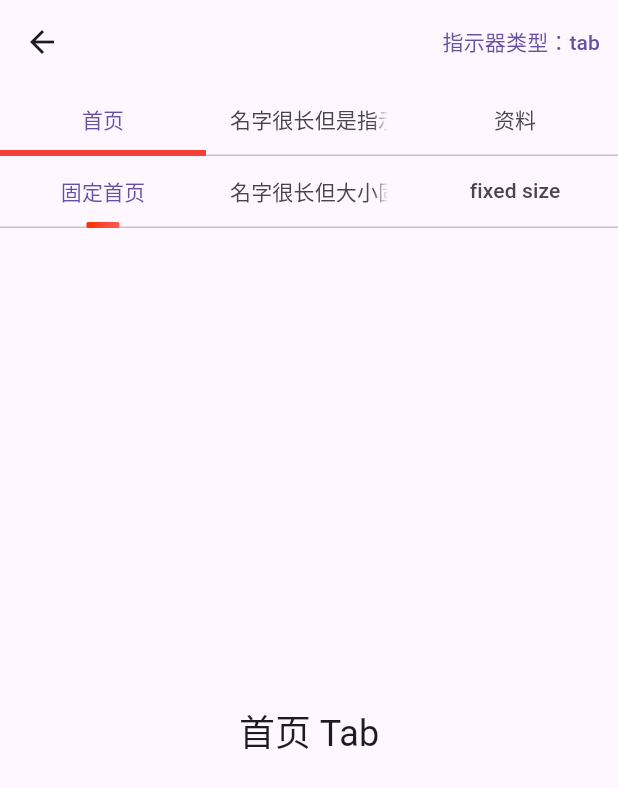
After one commit to lwy121810/my_flutter, a Flutter app: the screen it shows after launch, after a tap on "固定大小的指示器", on a phone screen of 412 x 824 dp. The commit adds this screen. Shown: the top 788 px of the screen. Run offline on Flutter 3.47's test engine with Material 3 defaults, Android fonts, the phone set to English and light mode, and no system bars.

Commit message:
1.手动布局子组件 2.固定大小的tab指示器 3.自定义图片的slider 4.折线图 5.渐变色进度条 6.popup_arrow组件

```diff
--- a/lib/demo/popup_arrow_demo.dart
+++ b/lib/demo/popup_arrow_demo.dart
@@ -7,12 +7,12 @@ class PopupArrowDemo extends StatelessWidget {
 
   @override
   Widget build(BuildContext context) {
-    final size = const Size(80, 40);
+    // final size = const Size(80, 40);
     BorderRadius radius = BorderRadius.circular(12);
     // radius = BorderRadius.zero;
     return Scaffold(
       appBar: AppBar(
-        title: Text('PopupArrowDemo'),
+        title: const Text('PopupArrowDemo'),
       ),
       body: Container(
         margin: const EdgeInsets.all(20),
--- /dev/null
+++ b/lib/demo/tab_indicator_demo.dart
@@ -0,0 +1,174 @@
+import 'package:flutter/material.dart';
+import 'package:my_flutter/src/fixed_size_tab_indicator.dart';
+
+class TabIndicatorDemo extends StatelessWidget {
+  const TabIndicatorDemo({super.key});
+
+  static const List<Tab> tabs = <Tab>[
+    Tab(text: '首页'),
+    Tab(text: '名字很长但是指示器固定大小'),
+    Tab(text: '资料'),
+  ];
+
+  @override
+  Widget build(BuildContext context) {
+    return const TabControllerExample(tabs: tabs);
+  }
+}
+
+class TabControllerExample extends StatefulWidget {
+  const TabControllerExample({
+    required this.tabs,
+    super.key,
+  });
+
+  final List<Tab> tabs;
+
+  @override
+  State<TabControllerExample> createState() => _TabControllerExampleState();
+}
+
+class _TabControllerExampleState extends State<TabControllerExample> {
+  TabBarIndicatorSize indicatorSize = TabBarIndicatorSize.tab;
+  static const List<Tab> fixTabs = <Tab>[
+    Tab(text: '固定首页'),
+    Tab(text: '名字很长但大小固定'),
+    Tab(text: 'fixed size'),
+  ];
+  @override
+  Widget build(BuildContext context) {
+    return DefaultTabController(
+      length: widget.tabs.length,
+      child: DefaultTabControllerListener(
+        onTabChanged: (int index) {
+          debugPrint('tab changed: $index');
+        },
+        child: Scaffold(
+          appBar: AppBar(
+            // title: const Text('固定大小的indicator'),
+            actions: [
+              TextButton(
+                  onPressed: () {
+                    setState(() {
+                      final index = indicatorSize.index ^ 1;
+                      indicatorSize = TabBarIndicatorSize.values[index];
+                    });
+                  },
+                  child: Text('指示器类型：${indicatorSize.name}'))
+            ],
+            // bottom: TabBar(
+            //   tabs: widget.tabs,
+            //   indicatorSize: indicatorSize,
+            //   indicator: BoxDecoration(
+            //       border: Border(
+            //           bottom: BorderSide(
+            //     width: 2,
+            //     color: Colors.red,
+            //   ))),
+            //   // indicator: const FixedSizeTabIndicator(),
+            // ),
+          ),
+          body: Column(
+            children: [
+              TabBar(
+                tabs: widget.tabs,
+                indicatorSize: indicatorSize,
+                indicator: const BoxDecoration(
+                    border: Border(
+                        bottom: BorderSide(
+                  width: 4,
+                  color: Colors.red,
+                ))),
+                // indicator: const FixedSizeTabIndicator(),
+              ),
+              TabBar(
+                tabs: fixTabs,
+                indicatorSize: indicatorSize,
+                indicator: const FixedSizeTabIndicator(),
+              ),
+              Expanded(
+                child: TabBarView(
+                  children: widget.tabs.map((Tab tab) {
+                    return Center(
+                      child: Text(
+                        '${tab.text!} Tab',
+                        style: Theme.of(context).textTheme.headlineSmall,
+                      ),
+                    );
+                  }).toList(),
+                ),
+              ),
+            ],
+          ),
+        ),
+      ),
+    );
+  }
+}
+
+class DefaultTabControllerListener extends StatefulWidget {
+  const DefaultTabControllerListener({
+    required this.onTabChanged,
+    required this.child,
+    super.key,
+  });
+
+  final ValueChanged<int> onTabChanged;
+
+  final Widget child;
+
+  @override
+  State<DefaultTabControllerListener> createState() =>
+      _DefaultTabControllerListenerState();
+}
+
+class _DefaultTabControllerListenerState
+    extends State<DefaultTabControllerListener> {
+  TabController? _controller;
+
+  @override
+  void didChangeDependencies() {
+    super.didChangeDependencies();
+
+    final TabController? defaultTabController =
+        DefaultTabController.maybeOf(context);
+
+    assert(() {
+      if (defaultTabController == null) {
+        throw FlutterError(
+          'No DefaultTabController for ${widget.runtimeType}.\n'
+          'When creating a ${widget.runtimeType}, you must ensure that there '
+          'is a DefaultTabController above the ${widget.runtimeType}.',
+        );
+      }
+      return true;
+    }());
+
+    if (defaultTabController != _controller) {
+      _controller?.removeListener(_listener);
+      _controller = defaultTabController;
+      _controller?.addListener(_listener);
+    }
+  }
+
+  void _listener() {
+    final TabController? controller = _controller;
+
+    if (controller == null || controller.indexIsChanging) {
+      return;
+    }
+
+    widget.onTabChanged(controller.index);
+  }
+
+  @override
+  void dispose() {
+    _controller?.removeListener(_listener);
+    super.dispose();
+  }
+
+  @override
+  Widget build(BuildContext context) {
+    return widget.child;
+  }
+}
--- a/lib/main.dart
+++ b/lib/main.dart
@@ -3,6 +3,9 @@ import 'package:my_flutter/demo/address_page.dart';
 import 'package:my_flutter/demo/limited_wrap_demo.dart';
 import 'package:my_flutter/demo/popup_arrow_demo.dart';
 import 'package:my_flutter/src/router.dart';
+
+import 'demo/slider_demo.dart';
+import 'demo/tab_indicator_demo.dart';
 
 void main() {
   runApp(const MyApp());
@@ -45,7 +48,8 @@ class _MyHomePageState extends State<MyHomePage> {
         children: <Widget>[
           _buildItem(
             '一个获取行数的Wrap',
-            onTap: () => push(child: const LimitedWrapPage(), withScaffold: false),
+            onTap: () =>
+                push(child: const LimitedWrapPage(), withScaffold: false),
           ),
           _buildItem(
             '地址选择',
@@ -53,7 +57,17 @@ class _MyHomePageState extends State<MyHomePage> {
           ),
           _buildItem(
             'PopupArrowDemo',
-            onTap: () => push(child: const PopupArrowDemo(),withScaffold: false),
+            onTap: () =>
+                push(child: const PopupArrowDemo(), withScaffold: false),
+          ),
+          _buildItem(
+            '固定大小的指示器',
+            onTap: () =>
+                push(child: const TabIndicatorDemo(), withScaffold: false),
+          ),
+          _buildItem(
+            'Slider',
+            onTap: () => push(child: const SliderDemo(), withScaffold: false),
           ),
         ],
       ),
@@ -67,7 +81,8 @@ class _MyHomePageState extends State<MyHomePage> {
     );
   }
 
-  void push({required Widget child, bool withScaffold = true, String title = ''}) {
+  void push(
+      {required Widget child, bool withScaffold = true, String title = ''}) {
     final page = withScaffold ? PageWrapper(page: child, title: title) : child;
     MyRouter.pushPage(page);
   }
--- a/lib/src/tab_indicator.dart
+++ b/lib/src/fixed_size_tab_indicator.dart
@@ -1,17 +1,17 @@
 import 'package:flutter/foundation.dart';
 import 'package:flutter/material.dart';
-
-class DJTabIndicator extends Decoration {
+/// 固定大小的tab指示器
+class FixedSizeTabIndicator extends Decoration {
   final Color? color;
   final BorderRadiusGeometry? borderRadius;
   final Gradient? gradient;
   final double width;
   final double height;
 
-  const DJTabIndicator({
+  const FixedSizeTabIndicator({
     this.color,
     this.borderRadius = const BorderRadius.all(Radius.circular(1)),
-    this.gradient =const LinearGradient(
+    this.gradient = const LinearGradient(
       colors: [
         Color(0xFFFF3100),
         Color(0xFFFF5C57),
@@ -25,13 +25,14 @@ class DJTabIndicator extends Decoration {
 
   @override
   BoxPainter createBoxPainter([VoidCallback? onChanged]) {
-    return _DJBoxDecorationPainter(this, onChanged);
+    return _FixedBoxDecorationPainter(this, onChanged);
   }
 
   @override
   Path getClipPath(Rect rect, TextDirection textDirection) {
     if (borderRadius != null) {
-      return Path()..addRRect(borderRadius!.resolve(textDirection).toRRect(rect));
+      return Path()
+        ..addRRect(borderRadius!.resolve(textDirection).toRRect(rect));
     }
     return Path()..addRect(rect);
   }
@@ -44,7 +45,7 @@ class DJTabIndicator extends Decoration {
     if (other.runtimeType != runtimeType) {
       return false;
     }
-    return other is DJTabIndicator &&
+    return other is FixedSizeTabIndicator &&
         other.color == color &&
         other.borderRadius == borderRadius &&
         other.gradient == gradient;
@@ -65,25 +66,30 @@ class DJTabIndicator extends Decoration {
       ..emptyBodyDescription = '<no decorations specified>';
 
     properties.add(ColorProperty('color', color, defaultValue: null));
-    properties.add(DiagnosticsProperty<BorderRadiusGeometry>('borderRadius', borderRadius, defaultValue: null));
-    properties.add(DiagnosticsProperty<Gradient>('gradient', gradient, defaultValue: null));
+    properties.add(DiagnosticsProperty<BorderRadiusGeometry>(
+        'borderRadius', borderRadius,
+        defaultValue: null));
+    properties.add(DiagnosticsProperty<Gradient>('gradient', gradient,
+        defaultValue: null));
   }
 
   @override
   bool hitTest(Size size, Offset position, {TextDirection? textDirection}) {
     assert((Offset.zero & size).contains(position));
     if (borderRadius != null) {
-      final RRect bounds = borderRadius!.resolve(textDirection).toRRect(Offset.zero & size);
+      final RRect bounds =
+          borderRadius!.resolve(textDirection).toRRect(Offset.zero & size);
       return bounds.contains(position);
     }
     return true;
   }
 }
 
-class _DJBoxDecorationPainter extends BoxPainter {
-  _DJBoxDecorationPainter(this._decoration, VoidCallback? onChanged) : super(onChanged);
+class _FixedBoxDecorationPainter extends BoxPainter {
+  _FixedBoxDecorationPainter(this._decoration, VoidCallback? onChanged)
+      : super(onChanged);
 
-  final DJTabIndicator _decoration;
+  final FixedSizeTabIndicator _decoration;
 
   Paint? _cachedBackgroundPaint;
   Rect? _rectForCachedBackgroundPaint;
@@ -96,31 +102,41 @@ class _DJBoxDecorationPainter extends BoxPainter {
     super.dispose();
   }
 
-  void _paintBox(Canvas canvas, Rect rect, Paint paint, TextDirection? textDirection) {
-    if (_decoration.borderRadius == null || _decoration.borderRadius == BorderRadius.zero) {
+  void _paintBox(
+      Canvas canvas, Rect rect, Paint paint, TextDirection? textDirection) {
+    if (_decoration.borderRadius == null ||
+        _decoration.borderRadius == BorderRadius.zero) {
       canvas.drawRect(rect, paint);
     } else {
-      canvas.drawRRect(_decoration.borderRadius!.resolve(textDirection).toRRect(rect), paint);
+      canvas.drawRRect(
+          _decoration.borderRadius!.resolve(textDirection).toRRect(rect),
+          paint);
     }
   }
 
-  void _paintBackgroundColor(Canvas canvas, Rect rect, TextDirection? textDirection) {
+  void _paintBackgroundColor(
+      Canvas canvas, Rect rect, TextDirection? textDirection) {
     if (_decoration.color != null || _decoration.gradient != null) {
-      _paintBox(canvas, rect, _getBackgroundPaint(rect, textDirection), textDirection);
+      _paintBox(canvas, rect, _getBackgroundPaint(rect, textDirection),
+          textDirection);
     }
   }
 
   Paint _getBackgroundPaint(Rect rect, TextDirection? textDirection) {
-    assert(_decoration.gradient != null || _rectForCachedBackgroundPaint == null);
+    assert(
+        _decoration.gradient != null || _rectForCachedBackgroundPaint == null);
 
-    if (_cachedBackgroundPaint == null || (_decoration.gradient != null && _rectForCachedBackgroundPaint != rect)) {
+    if (_cachedBackgroundPaint == null ||
+        (_decoration.gradient != null &&
+            _rectForCachedBackgroundPaint != rect)) {
       final Paint paint = Paint();
 
       if (_decoration.color != null) {
         paint.color = _decoration.color!;
       }
       if (_decoration.gradient != null) {
-        paint.shader = _decoration.gradient!.createShader(rect, textDirection: textDirection);
+        paint.shader = _decoration.gradient!
+            .createShader(rect, textDirection: textDirection);
         _rectForCachedBackgroundPaint = rect;
       }
       _cachedBackgroundPaint = paint;
--- a/lib/src/manual_layout.dart
+++ b/lib/src/manual_layout.dart
@@ -23,7 +23,7 @@ class ManualLayoutWidget extends MultiChildRenderObjectWidget {
   /// 可以通过该对象拿到组件布局之后的 offset size rect 等信息
   final ValueSetter<ManualRenderBox>? afterLayout;
 
-  ManualLayoutWidget({
+  const ManualLayoutWidget({
     Key? key,
     required this.layoutChild,
     this.afterLayout,
--- a/pubspec.yaml
+++ b/pubspec.yaml
@@ -38,6 +38,7 @@ flutter:
   # To add assets to your application, add an assets section, like this:
   assets:
     - assets/json/pcas-code.json
+    - assets/images/
   # An image asset can refer to one or more resolution-specific "variants", see
   # https://flutter.dev/assets-and-images/#resolution-aware
 
```
Also changed, not shown: lib/demo/slider_demo.dart (added, +60 -0 lines), lib/src/line_chart.dart (+43 -26 lines), lib/src/linear_gradient_progress_indicator.dart (renamed from lib/src/progress_indicator.dart, +22 -19 lines), lib/src/slider.dart (+42 -24 lines), assets/images/icon.jpg (added), 4 other files.
